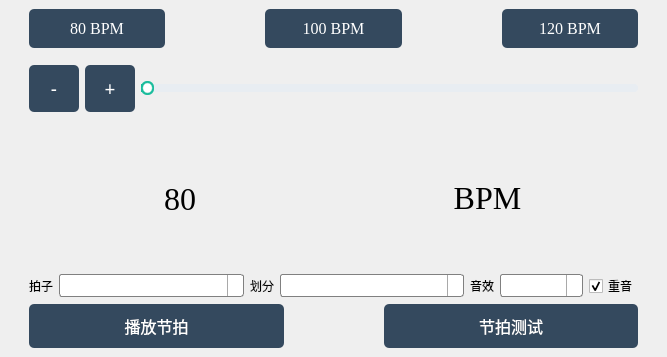
THUMB1916/metronome, file metronome_window.ui: the form before one commit.
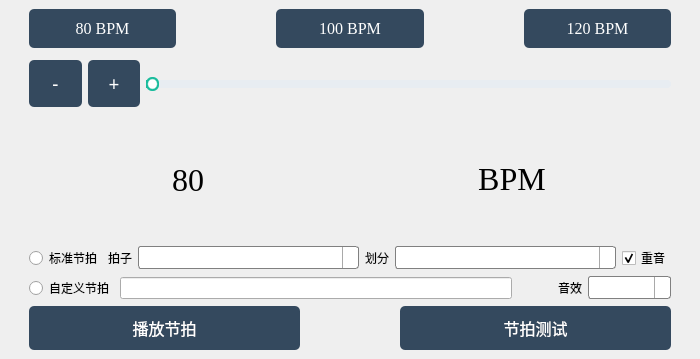
The form after the commit. Icons and pictures are not drawn.

Commit message: add customized beat feature, add window icon and refactor multiple codes

```diff
--- a/metronome_window.ui
+++ b/metronome_window.ui
@@ -6,8 +6,8 @@
    <rect>
     <x>0</x>
     <y>0</y>
-    <width>667</width>
-    <height>357</height>
+    <width>700</width>
+    <height>359</height>
    </rect>
   </property>
   <property name="sizePolicy">
@@ -84,7 +84,7 @@
    <property name="styleSheet">
     <string notr="true"/>
    </property>
-   <layout class="QVBoxLayout" name="verticalLayout" stretch="1,1,2,1,1">
+   <layout class="QVBoxLayout" name="verticalLayout" stretch="1,1,2,1,0,1">
     <item>
      <layout class="QHBoxLayout" name="horizontalLayout" stretch="0,0,0">
       <property name="spacing">
@@ -293,7 +293,7 @@
      </layout>
     </item>
     <item>
-     <layout class="QHBoxLayout" name="horizontalLayout_6" stretch="0,3,0,3,0,0,0">
+     <layout class="QHBoxLayout" name="horizontalLayout_6" stretch="0,0,3,0,3,0">
       <property name="leftMargin">
        <number>20</number>
       </property>
@@ -306,6 +306,18 @@
       <property name="bottomMargin">
        <number>0</number>
       </property>
+      <item>
+       <widget class="QRadioButton" name="radio_standard">
+        <property name="font">
+         <font>
+          <family>微软雅黑</family>
+         </font>
+        </property>
+        <property name="text">
+         <string>标准节拍</string>
+        </property>
+       </widget>
+      </item>
       <item>
        <widget class="QLabel" name="label_5">
         <property name="font">
@@ -354,27 +366,6 @@
         </property>
        </widget>
       </item>
-      <item>
-       <widget class="QLabel" name="label">
-        <property name="font">
-         <font>
-          <family>微软雅黑</family>
-         </font>
-        </property>
-        <property name="text">
-         <string>音效</string>
-        </property>
-       </widget>
-      </item>
-      <item>
-       <widget class="QComboBox" name="combo_sound">
-        <property name="font">
-         <font>
-          <family>微软雅黑</family>
-         </font>
-        </property>
-       </widget>
-      </item>
       <item>
        <widget class="QCheckBox" name="check_accent">
         <property name="font">
@@ -392,6 +383,74 @@
       </item>
      </layout>
     </item>
+    <item>
+     <layout class="QHBoxLayout" name="horizontalLayout_5" stretch="0,3,0,0,0">
+      <property name="spacing">
+       <number>6</number>
+      </property>
+      <property name="leftMargin">
+       <number>20</number>
+      </property>
+      <property name="rightMargin">
+       <number>20</number>
+      </property>
+      <item>
+       <widget class="QRadioButton" name="radio_customized">
+        <property name="font">
+         <font>
+          <family>微软雅黑</family>
+         </font>
+        </property>
+        <property name="text">
+         <string>自定义节拍</string>
+        </property>
+       </widget>
+      </item>
+      <item>
+       <widget class="QLineEdit" name="edit_beat_definition">
+        <property name="font">
+         <font>
+          <family>Times New Roman</family>
+         </font>
+        </property>
+       </widget>
+      </item>
+      <item>
+       <spacer name="horizontalSpacer">
+        <property name="orientation">
+         <enum>Qt::Horizontal</enum>
+        </property>
+        <property name="sizeHint" stdset="0">
+         <size>
+          <width>40</width>
+          <height>20</height>
+         </size>
+        </property>
+       </spacer>
+      </item>
+      <item>
+       <widget class="QLabel" name="label">
+        <property name="font">
+         <font>
+          <family>微软雅黑</family>
+         </font>
+        </property>
+        <property name="text">
+         <string>音效</string>
+        </property>
+       </widget>
+      </item>
+      <item>
+       <widget class="QComboBox" name="combo_sound">
+        <property name="font">
+         <font>
+          <family>微软雅黑</family>
+         </font>
+        </property>
+       </widget>
+      </item>
+     </layout>
+    </item>
     <item>
      <layout class="QHBoxLayout" name="horizontalLayout_4">
       <property name="spacing">
```
Left out of the diff: 10 changed lines with no effect on the pictures. The commit also changes 8 other files.
